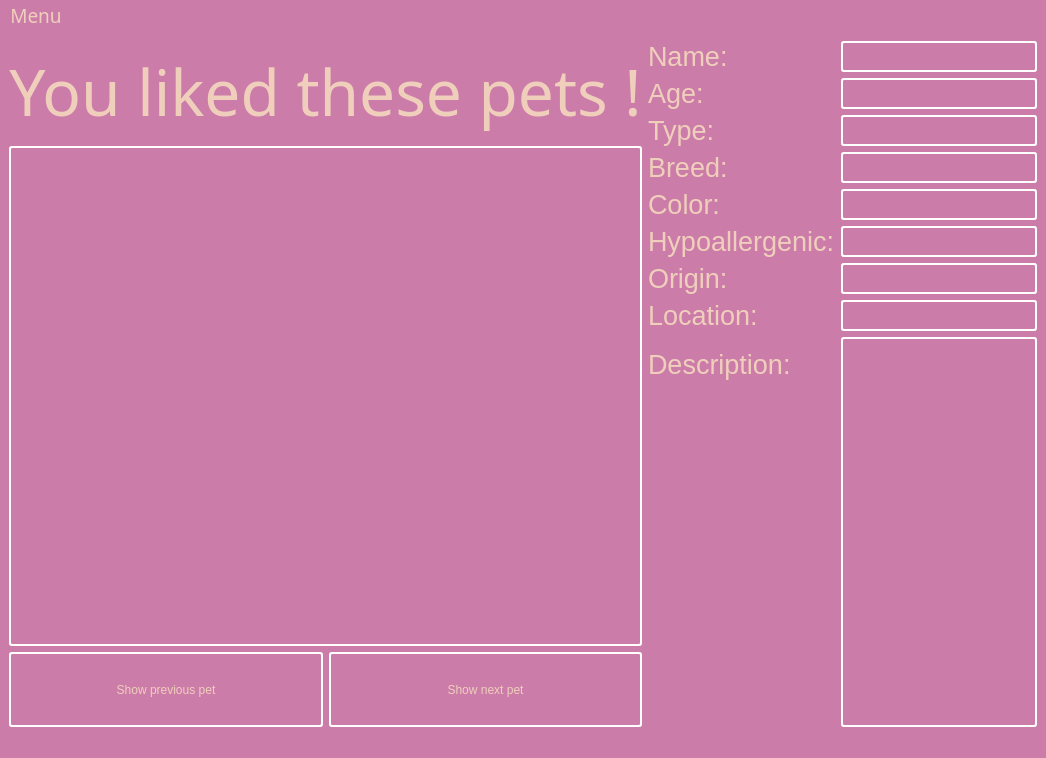
Before: the Qt Designer form breadnbutter/gui/petliked.ui in jacksodl23/cs-205-pet-adoption, drawn with Qt 5.
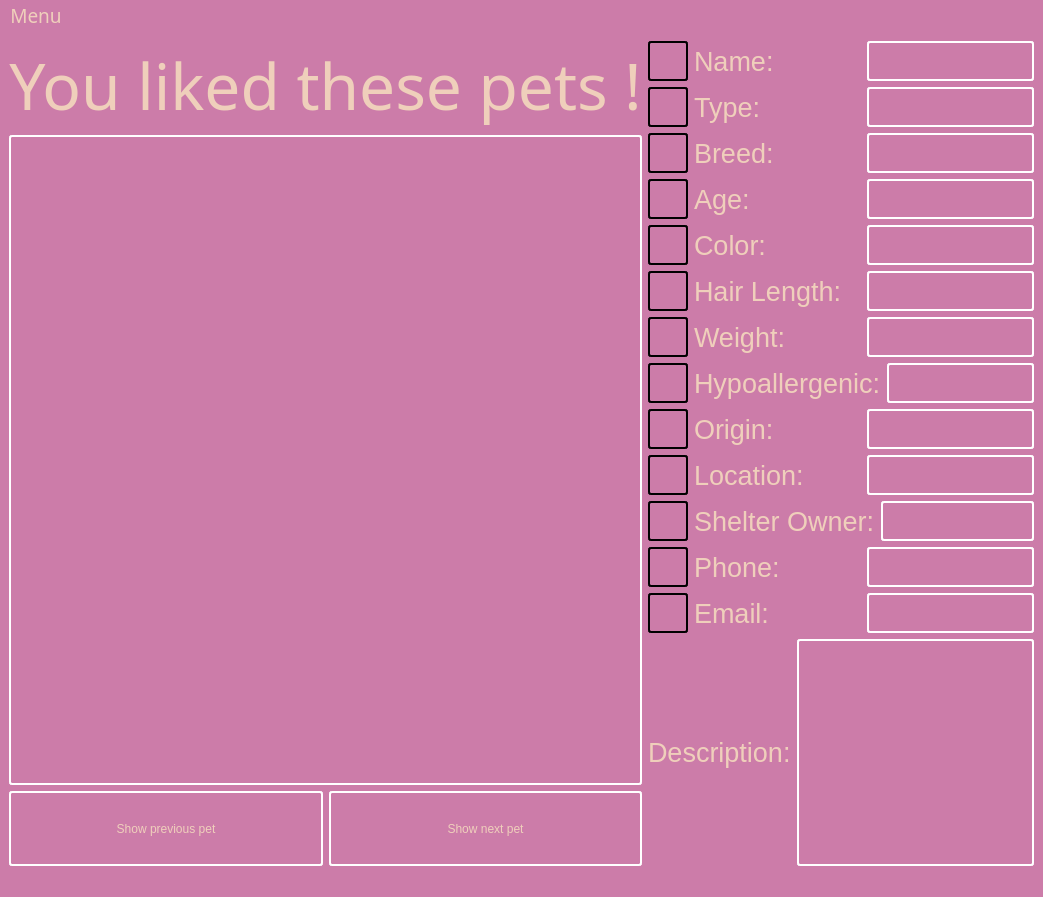
After: the same form once the commit is applied.

Commit message: added icons and updated attributes displayed

```diff
--- a/breadnbutter/gui/petliked.ui
+++ b/breadnbutter/gui/petliked.ui
@@ -6,8 +6,8 @@
    <rect>
     <x>0</x>
     <y>0</y>
-    <width>1046</width>
-    <height>758</height>
+    <width>1043</width>
+    <height>889</height>
    </rect>
   </property>
   <property name="palette">
@@ -148,6 +148,15 @@
        </color>
       </brush>
      </colorrole>
+     <colorrole role="PlaceholderText">
+      <brush brushstyle="NoBrush">
+       <color alpha="128">
+        <red>239</red>
+        <green>207</green>
+        <blue>187</blue>
+       </color>
+      </brush>
+     </colorrole>
     </active>
     <inactive>
      <colorrole role="WindowText">
@@ -285,6 +294,15 @@
        </color>
       </brush>
      </colorrole>
+     <colorrole role="PlaceholderText">
+      <brush brushstyle="NoBrush">
+       <color alpha="128">
+        <red>239</red>
+        <green>207</green>
+        <blue>187</blue>
+       </color>
+      </brush>
+     </colorrole>
     </inactive>
     <disabled>
      <colorrole role="WindowText">
@@ -422,6 +440,15 @@
        </color>
       </brush>
      </colorrole>
+     <colorrole role="PlaceholderText">
+      <brush brushstyle="NoBrush">
+       <color alpha="128">
+        <red>239</red>
+        <green>207</green>
+        <blue>187</blue>
+       </color>
+      </brush>
+     </colorrole>
     </disabled>
    </palette>
   </property>
@@ -439,93 +466,116 @@
 color: rgb(239, 207, 187);</string>
   </property>
   <widget class="QWidget" name="centralwidget">
-   <layout class="QVBoxLayout" name="verticalLayout_2">
+   <layout class="QHBoxLayout" name="horizontalLayout_16">
     <item>
-     <layout class="QHBoxLayout" name="horizontalLayout_3">
+     <layout class="QVBoxLayout" name="verticalLayout">
       <item>
-       <layout class="QVBoxLayout" name="verticalLayout">
+       <widget class="QLabel" name="label">
+        <property name="font">
+         <font>
+          <family>Dyuthi</family>
+          <pointsize>48</pointsize>
+         </font>
+        </property>
+        <property name="styleSheet">
+         <string notr="true"/>
+        </property>
+        <property name="text">
+         <string>You liked these pets !</string>
+        </property>
+        <property name="alignment">
+         <set>Qt::AlignCenter</set>
+        </property>
+       </widget>
+      </item>
+      <item>
+       <widget class="QLabel" name="label_2">
+        <property name="minimumSize">
+         <size>
+          <width>600</width>
+          <height>650</height>
+         </size>
+        </property>
+        <property name="styleSheet">
+         <string notr="true">border: 2px solid  white; 
+     border-radius: 3px;</string>
+        </property>
+        <property name="frameShape">
+         <enum>QFrame::Box</enum>
+        </property>
+        <property name="text">
+         <string/>
+        </property>
+       </widget>
+      </item>
+      <item>
+       <layout class="QHBoxLayout" name="horizontalLayout_2">
         <item>
-         <widget class="QLabel" name="label">
-          <property name="font">
-           <font>
-            <family>Dyuthi</family>
-            <pointsize>48</pointsize>
-           </font>
+         <widget class="QPushButton" name="button_prev">
+          <property name="minimumSize">
+           <size>
+            <width>0</width>
+            <height>75</height>
+           </size>
           </property>
           <property name="styleSheet">
-           <string notr="true"/>
+           <string notr="true">border: 2px solid  white; 
+     border-radius: 3px;</string>
           </property>
           <property name="text">
-           <string>You liked these pets !</string>
+           <string>Show previous pet</string>
           </property>
-          <property name="alignment">
-           <set>Qt::AlignCenter</set>
-          </property>
          </widget>
         </item>
         <item>
-         <widget class="QLabel" name="label_2">
+         <widget class="QPushButton" name="button_next">
           <property name="minimumSize">
            <size>
-            <width>600</width>
-            <height>500</height>
+            <width>0</width>
+            <height>75</height>
            </size>
           </property>
           <property name="styleSheet">
            <string notr="true">border: 2px solid  white; 
      border-radius: 3px;</string>
           </property>
-          <property name="frameShape">
-           <enum>QFrame::Box</enum>
-          </property>
           <property name="text">
-           <string/>
+           <string>Show next pet</string>
           </property>
          </widget>
         </item>
-        <item>
-         <layout class="QHBoxLayout" name="horizontalLayout_2">
-          <item>
-           <widget class="QPushButton" name="button_prev">
-            <property name="minimumSize">
-             <size>
-              <width>0</width>
-              <height>75</height>
-             </size>
-            </property>
-            <property name="styleSheet">
-             <string notr="true">border: 2px solid  white; 
-     border-radius: 3px;</string>
-            </property>
-            <property name="text">
-             <string>Show previous pet</string>
-            </property>
-           </widget>
-          </item>
-          <item>
-           <widget class="QPushButton" name="button_next">
-            <property name="minimumSize">
-             <size>
-              <width>0</width>
-              <height>75</height>
-             </size>
-            </property>
-            <property name="styleSheet">
-             <string notr="true">border: 2px solid  white; 
-     border-radius: 3px;</string>
-            </property>
-            <property name="text">
-             <string>Show next pet</string>
-            </property>
-           </widget>
-          </item>
-         </layout>
-        </item>
        </layout>
       </item>
+     </layout>
+    </item>
+    <item>
+     <layout class="QVBoxLayout" name="verticalLayout_2">
       <item>
-       <layout class="QFormLayout" name="formLayout">
-        <item row="0" column="0">
+       <layout class="QHBoxLayout" name="horizontalLayout_3">
+        <item>
+         <widget class="QLabel" name="icon_name">
+          <property name="minimumSize">
+           <size>
+            <width>40</width>
+            <height>40</height>
+           </size>
+          </property>
+          <property name="maximumSize">
+           <size>
+            <width>40</width>
+            <height>40</height>
+           </size>
+          </property>
+          <property name="styleSheet">
+           <string notr="true">border: 2px solid  black; 
+     border-radius: 3px;</string>
+          </property>
+          <property name="text">
+           <string/>
+          </property>
+         </widget>
+        </item>
+        <item>
          <widget class="QLabel" name="label_3">
           <property name="font">
            <font>
@@ -537,7 +587,7 @@
           </property>
          </widget>
         </item>
-        <item row="0" column="1">
+        <item>
          <widget class="QLabel" name="label_name">
           <property name="styleSheet">
            <string notr="true">border: 2px solid  white; 
@@ -551,7 +601,34 @@
           </property>
          </widget>
         </item>
-        <item row="1" column="0">
+       </layout>
+      </item>
+      <item>
+       <layout class="QHBoxLayout" name="horizontalLayout_4">
+        <item>
+         <widget class="QLabel" name="icon_type">
+          <property name="minimumSize">
+           <size>
+            <width>40</width>
+            <height>40</height>
+           </size>
+          </property>
+          <property name="maximumSize">
+           <size>
+            <width>40</width>
+            <height>40</height>
+           </size>
+          </property>
+          <property name="styleSheet">
+           <string notr="true">border: 2px solid  black; 
+     border-radius: 3px;</string>
+          </property>
+          <property name="text">
+           <string/>
+          </property>
+         </widget>
+        </item>
+        <item>
          <widget class="QLabel" name="label_5">
           <property name="font">
            <font>
@@ -559,37 +636,11 @@
            </font>
           </property>
           <property name="text">
-           <string>Age:</string>
-          </property>
-         </widget>
-        </item>
-        <item row="1" column="1">
-         <widget class="QLabel" name="label_age">
-          <property name="styleSheet">
-           <string notr="true">border: 2px solid  white; 
-     border-radius: 3px;</string>
-          </property>
-          <property name="frameShape">
-           <enum>QFrame::Box</enum>
-          </property>
-          <property name="text">
-           <string/>
-          </property>
-         </widget>
-        </item>
-        <item row="2" column="0">
-         <widget class="QLabel" name="label_6">
-          <property name="font">
-           <font>
-            <pointsize>20</pointsize>
-           </font>
-          </property>
-          <property name="text">
            <string>Type:</string>
           </property>
          </widget>
         </item>
-        <item row="2" column="1">
+        <item>
          <widget class="QLabel" name="label_type">
           <property name="styleSheet">
            <string notr="true">border: 2px solid  white; 
@@ -603,8 +654,35 @@
           </property>
          </widget>
         </item>
-        <item row="3" column="0">
-         <widget class="QLabel" name="label_7">
+       </layout>
+      </item>
+      <item>
+       <layout class="QHBoxLayout" name="horizontalLayout_5">
+        <item>
+         <widget class="QLabel" name="icon_breed">
+          <property name="minimumSize">
+           <size>
+            <width>40</width>
+            <height>40</height>
+           </size>
+          </property>
+          <property name="maximumSize">
+           <size>
+            <width>40</width>
+            <height>40</height>
+           </size>
+          </property>
+          <property name="styleSheet">
+           <string notr="true">border: 2px solid  black; 
+     border-radius: 3px;</string>
+          </property>
+          <property name="text">
+           <string/>
+          </property>
+         </widget>
+        </item>
+        <item>
+         <widget class="QLabel" name="label_6">
           <property name="font">
            <font>
             <pointsize>20</pointsize>
@@ -615,7 +693,7 @@
           </property>
          </widget>
         </item>
-        <item row="3" column="1">
+        <item>
          <widget class="QLabel" name="label_breed">
           <property name="styleSheet">
            <string notr="true">border: 2px solid  white; 
@@ -629,7 +707,87 @@
           </property>
          </widget>
         </item>
-        <item row="4" column="0">
+       </layout>
+      </item>
+      <item>
+       <layout class="QHBoxLayout" name="horizontalLayout_6">
+        <item>
+         <widget class="QLabel" name="icon_age">
+          <property name="minimumSize">
+           <size>
+            <width>40</width>
+            <height>40</height>
+           </size>
+          </property>
+          <property name="maximumSize">
+           <size>
+            <width>40</width>
+            <height>40</height>
+           </size>
+          </property>
+          <property name="styleSheet">
+           <string notr="true">border: 2px solid  black; 
+     border-radius: 3px;</string>
+          </property>
+          <property name="text">
+           <string/>
+          </property>
+         </widget>
+        </item>
+        <item>
+         <widget class="QLabel" name="label_7">
+          <property name="font">
+           <font>
+            <pointsize>20</pointsize>
+           </font>
+          </property>
+          <property name="text">
+           <string>Age:</string>
+          </property>
+         </widget>
+        </item>
+        <item>
+         <widget class="QLabel" name="label_age">
+          <property name="styleSheet">
+           <string notr="true">border: 2px solid  white; 
+     border-radius: 3px;</string>
+          </property>
+          <property name="frameShape">
+           <enum>QFrame::Box</enum>
+          </property>
+          <property name="text">
+           <string/>
+          </property>
+         </widget>
+        </item>
+       </layout>
+      </item>
+      <item>
+       <layout class="QHBoxLayout" name="horizontalLayout_7">
+        <item>
+         <widget class="QLabel" name="icon_color">
+          <property name="minimumSize">
+           <size>
+            <width>40</width>
+            <height>40</height>
+           </size>
+          </property>
+          <property name="maximumSize">
+           <size>
+            <width>40</width>
+            <height>40</height>
+           </size>
+          </property>
+          <property name="styleSheet">
+           <string notr="true">border: 2px solid  black; 
+     border-radius: 3px;</string>
+          </property>
+          <property name="text">
+           <string/>
+          </property>
+         </widget>
+        </item>
+        <item>
          <widget class="QLabel" name="label_8">
           <property name="font">
            <font>
@@ -641,7 +799,7 @@
           </property>
          </widget>
         </item>
-        <item row="4" column="1">
+        <item>
          <widget class="QLabel" name="label_color">
           <property name="styleSheet">
            <string notr="true">border: 2px solid  white; 
@@ -655,7 +813,140 @@
           </property>
          </widget>
         </item>
-        <item row="5" column="0">
+       </layout>
+      </item>
+      <item>
+       <layout class="QHBoxLayout" name="horizontalLayout_8">
+        <item>
+         <widget class="QLabel" name="icon_hair">
+          <property name="minimumSize">
+           <size>
+            <width>40</width>
+            <height>40</height>
+           </size>
+          </property>
+          <property name="maximumSize">
+           <size>
+            <width>40</width>
+            <height>40</height>
+           </size>
+          </property>
+          <property name="styleSheet">
+           <string notr="true">border: 2px solid  black; 
+     border-radius: 3px;</string>
+          </property>
+          <property name="text">
+           <string/>
+          </property>
+         </widget>
+        </item>
+        <item>
+         <widget class="QLabel" name="label_16">
+          <property name="font">
+           <font>
+            <pointsize>20</pointsize>
+           </font>
+          </property>
+          <property name="text">
+           <string>Hair Length:</string>
+          </property>
+         </widget>
+        </item>
+        <item>
+         <widget class="QLabel" name="label_hair">
+          <property name="styleSheet">
+           <string notr="true">border: 2px solid  white; 
+     border-radius: 3px;</string>
+          </property>
+          <property name="frameShape">
+           <enum>QFrame::Box</enum>
+          </property>
+          <property name="text">
+           <string/>
+          </property>
+         </widget>
+        </item>
+       </layout>
+      </item>
+      <item>
+       <layout class="QHBoxLayout" name="horizontalLayout_9">
+        <item>
+         <widget class="QLabel" name="icon_weight">
+          <property name="minimumSize">
+           <size>
+            <width>40</width>
+            <height>40</height>
+           </size>
+          </property>
+          <property name="maximumSize">
+           <size>
+            <width>40</width>
+            <height>40</height>
+           </size>
+          </property>
+          <property name="styleSheet">
+           <string notr="true">border: 2px solid  black; 
+     border-radius: 3px;</string>
+          </property>
+          <property name="text">
+           <string/>
+          </property>
+         </widget>
+        </item>
+        <item>
+         <widget class="QLabel" name="label_17">
+          <property name="font">
+           <font>
+            <pointsize>20</pointsize>
+           </font>
+          </property>
+          <property name="text">
+           <string>Weight:</string>
+          </property>
+         </widget>
+        </item>
+        <item>
+         <widget class="QLabel" name="label_weight">
+          <property name="styleSheet">
+           <string notr="true">border: 2px solid  white; 
+     border-radius: 3px;</string>
+          </property>
+          <property name="frameShape">
+           <enum>QFrame::Box</enum>
+          </property>
+          <property name="text">
+           <string/>
+          </property>
+         </widget>
+        </item>
+       </layout>
+      </item>
+      <item>
+       <layout class="QHBoxLayout" name="horizontalLayout_10">
+        <item>
+         <widget class="QLabel" name="icon_hypo">
+          <property name="minimumSize">
+           <size>
+            <width>40</width>
+            <height>40</height>
+           </size>
+          </property>
+          <property name="maximumSize">
+           <size>
+            <width>40</width>
+            <height>40</height>
+           </size>
+          </property>
+          <property name="styleSheet">
+           <string notr="true">border: 2px solid  black; 
+     border-radius: 3px;</string>
+          </property>
+          <property name="text">
+           <string/>
+          </property>
+         </widget>
+        </item>
+        <item>
          <widget class="QLabel" name="label_9">
           <property name="font">
            <font>
@@ -667,7 +958,7 @@
           </property>
          </widget>
         </item>
-        <item row="5" column="1">
+        <item>
          <widget class="QLabel" name="label_hypo">
           <property name="styleSheet">
            <string notr="true">border: 2px solid  white; 
@@ -681,7 +972,34 @@
           </property>
          </widget>
         </item>
-        <item row="6" column="0">
+       </layout>
+      </item>
+      <item>
+       <layout class="QHBoxLayout" name="horizontalLayout_11">
+        <item>
+         <widget class="QLabel" name="icon_origin">
+          <property name="minimumSize">
+           <size>
+            <width>40</width>
+            <height>40</height>
+           </size>
+          </property>
+          <property name="maximumSize">
+           <size>
+            <width>40</width>
+            <height>40</height>
+           </size>
+          </property>
+          <property name="styleSheet">
+           <string notr="true">border: 2px solid  black; 
+     border-radius: 3px;</string>
+          </property>
+          <property name="text">
+           <string/>
+          </property>
+         </widget>
+        </item>
+        <item>
          <widget class="QLabel" name="label_10">
           <property name="font">
            <font>
@@ -693,7 +1011,7 @@
           </property>
          </widget>
         </item>
-        <item row="6" column="1">
+        <item>
          <widget class="QLabel" name="label_origin">
           <property name="styleSheet">
            <string notr="true">border: 2px solid  white; 
@@ -707,7 +1025,34 @@
           </property>
          </widget>
         </item>
-        <item row="7" column="0">
+       </layout>
+      </item>
+      <item>
+       <layout class="QHBoxLayout" name="horizontalLayout_12">
+        <item>
+         <widget class="QLabel" name="icon_location">
+          <property name="minimumSize">
+           <size>
+            <width>40</width>
+            <height>40</height>
+           </size>
+          </property>
+          <property name="maximumSize">
+           <size>
+            <width>40</width>
+            <height>40</height>
+           </size>
+          </property>
+          <property name="styleSheet">
+           <string notr="true">border: 2px solid  black; 
+     border-radius: 3px;</string>
+          </property>
+          <property name="text">
+           <string/>
+          </property>
+         </widget>
+        </item>
+        <item>
          <widget class="QLabel" name="label_12">
           <property name="font">
            <font>
@@ -719,7 +1064,7 @@
           </property>
          </widget>
         </item>
-        <item row="7" column="1">
+        <item>
          <widget class="QLabel" name="label_location">
           <property name="styleSheet">
            <string notr="true">border: 2px solid  white; 
@@ -733,7 +1078,170 @@
           </property>
          </widget>
         </item>
-        <item row="8" column="0">
+       </layout>
+      </item>
+      <item>
+       <layout class="QHBoxLayout" name="horizontalLayout">
+        <item>
+         <widget class="QLabel" name="icon_shelter">
+          <property name="minimumSize">
+           <size>
+            <width>40</width>
+            <height>40</height>
+           </size>
+          </property>
+          <property name="maximumSize">
+           <size>
+            <width>40</width>
+            <height>40</height>
+           </size>
+          </property>
+          <property name="styleSheet">
+           <string notr="true">border: 2px solid  black; 
+     border-radius: 3px;</string>
+          </property>
+          <property name="text">
+           <string/>
+          </property>
+         </widget>
+        </item>
+        <item>
+         <widget class="QLabel" name="label_13">
+          <property name="font">
+           <font>
+            <pointsize>20</pointsize>
+           </font>
+          </property>
+          <property name="text">
+           <string>Shelter Owner:</string>
+          </property>
+         </widget>
+        </item>
+        <item>
+         <widget class="QLabel" name="label_location_2">
+          <property name="styleSheet">
+           <string notr="true">border: 2px solid  white; 
+     border-radius: 3px;</string>
+          </property>
+          <property name="frameShape">
+           <enum>QFrame::Box</enum>
+          </property>
+          <property name="text">
+           <string/>
+          </property>
+         </widget>
+        </item>
+       </layout>
+      </item>
+      <item>
+       <layout class="QHBoxLayout" name="horizontalLayout_13">
+        <item>
+         <widget class="QLabel" name="icon_phone">
+          <property name="minimumSize">
+           <size>
+            <width>40</width>
+            <height>40</height>
+           </size>
+          </property>
+          <property name="maximumSize">
+           <size>
+            <width>40</width>
+            <height>40</height>
+           </size>
+          </property>
+          <property name="styleSheet">
+           <string notr="true">border: 2px solid  black; 
+     border-radius: 3px;</string>
+          </property>
+          <property name="text">
+           <string/>
+          </property>
+         </widget>
+        </item>
+        <item>
+         <widget class="QLabel" name="label_14">
+          <property name="font">
+           <font>
+            <pointsize>20</pointsize>
+           </font>
+          </property>
+          <property name="text">
+           <string>Phone:</string>
+          </property>
+         </widget>
+        </item>
+        <item>
+         <widget class="QLabel" name="label_location_3">
+          <property name="styleSheet">
+           <string notr="true">border: 2px solid  white; 
+     border-radius: 3px;</string>
+          </property>
+          <property name="frameShape">
+           <enum>QFrame::Box</enum>
+          </property>
+          <property name="text">
+           <string/>
+          </property>
+         </widget>
+        </item>
+       </layout>
+      </item>
+      <item>
+       <layout class="QHBoxLayout" name="horizontalLayout_14">
+        <item>
+         <widget class="QLabel" name="icon_email">
+          <property name="minimumSize">
+           <size>
+            <width>40</width>
+            <height>40</height>
+           </size>
+          </property>
+          <property name="maximumSize">
+           <size>
+            <width>40</width>
+            <height>40</height>
+           </size>
+          </property>
+          <property name="styleSheet">
+           <string notr="true">border: 2px solid  black; 
+     border-radius: 3px;</string>
+          </property>
+          <property name="text">
+           <string/>
+          </property>
+         </widget>
+        </item>
+        <item>
+         <widget class="QLabel" name="label_15">
+          <property name="font">
+           <font>
+            <pointsize>20</pointsize>
+           </font>
+          </property>
+          <property name="text">
+           <string>Email:</string>
+          </property>
+         </widget>
+        </item>
+        <item>
+         <widget class="QLabel" name="label_location_4">
+          <property name="styleSheet">
+           <string notr="true">border: 2px solid  white; 
+     border-radius: 3px;</string>
+          </property>
+          <property name="frameShape">
+           <enum>QFrame::Box</enum>
+          </property>
+          <property name="text">
+           <string/>
+          </property>
+         </widget>
+        </item>
+       </layout>
+      </item>
+      <item>
+       <layout class="QHBoxLayout" name="horizontalLayout_15">
+        <item>
          <widget class="QLabel" name="label_11">
           <property name="font">
            <font>
@@ -745,7 +1253,7 @@
           </property>
          </widget>
         </item>
-        <item row="8" column="1">
+        <item>
          <widget class="QTextBrowser" name="descriptionDisplay">
           <property name="styleSheet">
            <string notr="true">border: 2px solid  white; 
@@ -767,8 +1275,8 @@
     <rect>
      <x>0</x>
      <y>0</y>
-     <width>1046</width>
-     <height>31</height>
+     <width>1043</width>
+     <height>22</height>
     </rect>
    </property>
    <property name="font">
```
Left out of the diff: 3 changed lines with no effect on the pictures. The commit also changes 10 other files.
